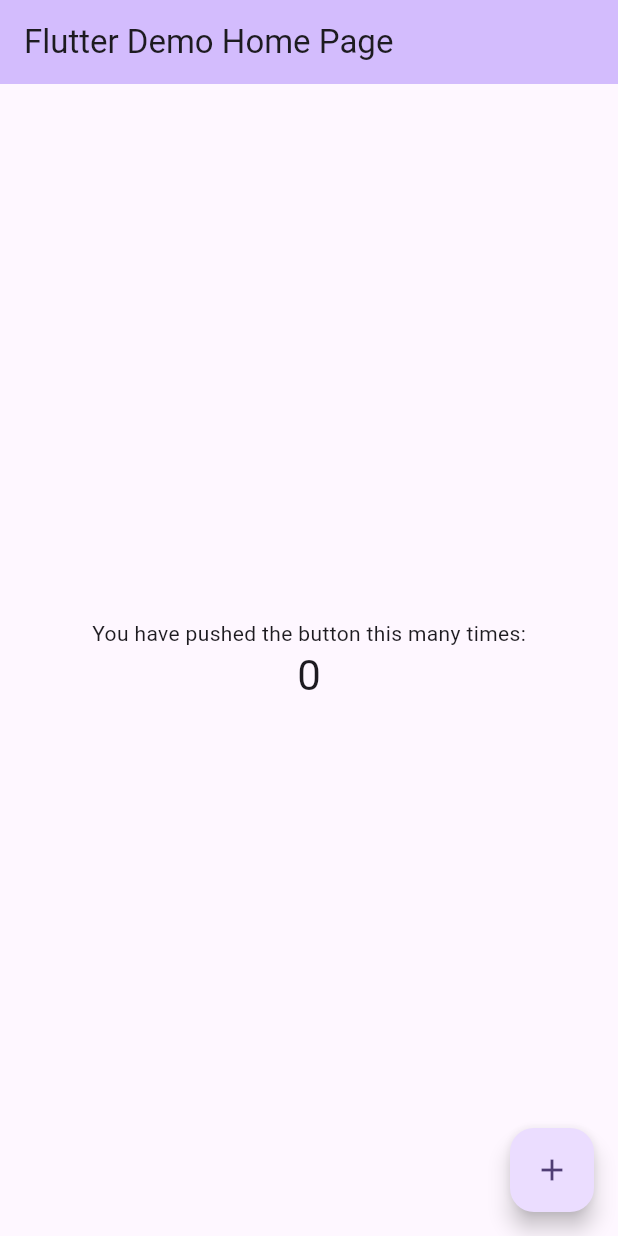
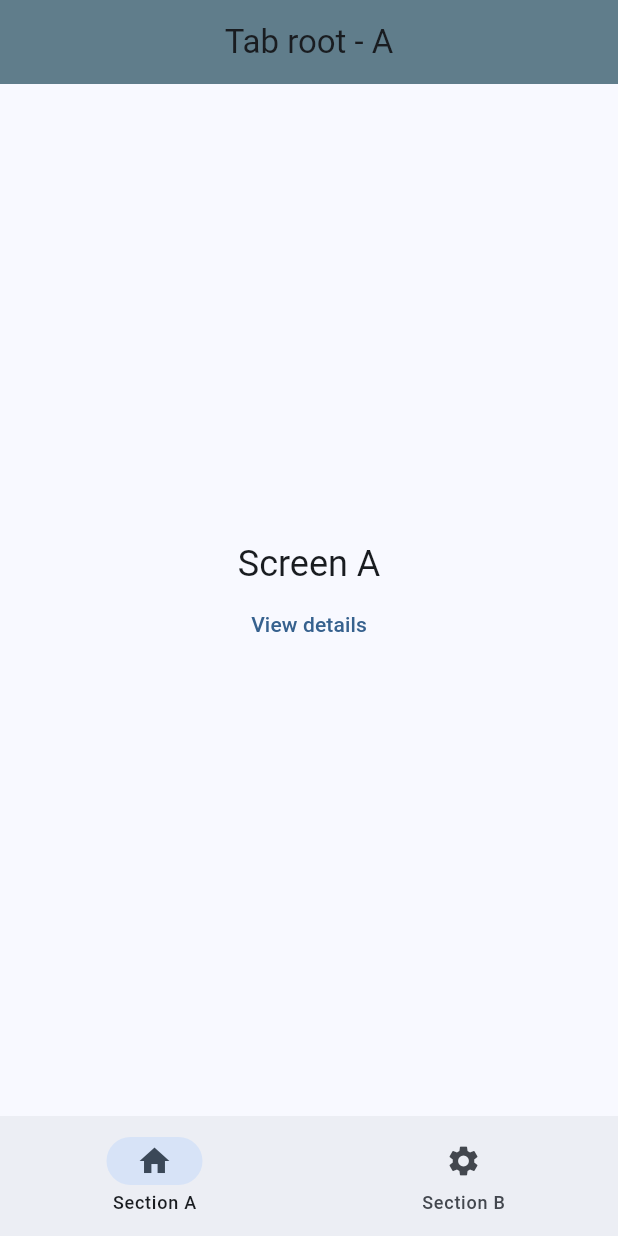
Before and after one commit to bryantwilliam/go_router_test, a Flutter app: the screen it shows after launch, on a phone screen of 412 x 824 dp. Run offline on Flutter 3.47's test engine with Material 2 defaults, Android fonts, the phone set to English and light mode, and no system bars; our stand-ins replace go_router.

Commit message:
tested branched navigation

```diff
--- a/lib/main.dart
+++ b/lib/main.dart
@@ -1,4 +1,5 @@
 import 'package:flutter/material.dart';
+import 'package:go_router_test/services/router.dart';
 
 void main() {
   runApp(const MyApp());
@@ -10,116 +11,13 @@ class MyApp extends StatelessWidget {
   // This widget is the root of your application.
   @override
   Widget build(BuildContext context) {
-    return MaterialApp(
+    return MaterialApp.router(
       title: 'Flutter Demo',
       theme: ThemeData(
-        // This is the theme of your application.
-        //
-        // TRY THIS: Try running your application with "flutter run". You'll see
-        // the application has a blue toolbar. Then, without quitting the app,
-        // try changing the seedColor in the colorScheme below to Colors.green
-        // and then invoke "hot reload" (save your changes or press the "hot
-        // reload" button in a Flutter-supported IDE, or press "r" if you used
-        // the command line to start the app).
-        //
-        // Notice that the counter didn't reset back to zero; the application
-        // state is not lost during the reload. To reset the state, use hot
-        // restart instead.
-        //
-        // This works for code too, not just values: Most code changes can be
-        // tested with just a hot reload.
-        colorScheme: ColorScheme.fromSeed(seedColor: Colors.deepPurple),
+        colorScheme: ColorScheme.fromSeed(seedColor: Colors.blue),
         useMaterial3: true,
       ),
-      home: const MyHomePage(title: 'Flutter Demo Home Page'),
+      routerConfig: goRouter,
     );
   }
 }
-
-class MyHomePage extends StatefulWidget {
-  const MyHomePage({super.key, required this.title});
-
-  // This widget is the home page of your application. It is stateful, meaning
-  // that it has a State object (defined below) that contains fields that affect
-  // how it looks.
-
-  // This class is the configuration for the state. It holds the values (in this
-  // case the title) provided by the parent (in this case the App widget) and
-  // used by the build method of the State. Fields in a Widget subclass are
-  // always marked "final".
-
-  final String title;
-
-  @override
-  State<MyHomePage> createState() => _MyHomePageState();
-}
-
-class _MyHomePageState extends State<MyHomePage> {
-  int _counter = 0;
-
-  void _incrementCounter() {
-    setState(() {
-      // This call to setState tells the Flutter framework that something has
-      // changed in this State, which causes it to rerun the build method below
-      // so that the display can reflect the updated values. If we changed
-      // _counter without calling setState(), then the build method would not be
-      // called again, and so nothing would appear to happen.
-      _counter++;
-    });
-  }
-
-  @override
-  Widget build(BuildContext context) {
-    // This method is rerun every time setState is called, for instance as done
-    // by the _incrementCounter method above.
-    //
-    // The Flutter framework has been optimized to make rerunning build methods
-    // fast, so that you can just rebuild anything that needs updating rather
-    // than having to individually change instances of widgets.
-    return Scaffold(
-      appBar: AppBar(
-        // TRY THIS: Try changing the color here to a specific color (to
-        // Colors.amber, perhaps?) and trigger a hot reload to see the AppBar
-        // change color while the other colors stay the same.
-        backgroundColor: Theme.of(context).colorScheme.inversePrimary,
-        // Here we take the value from the MyHomePage object that was created by
-        // the App.build method, and use it to set our appbar title.
-        title: Text(widget.title),
-      ),
-      body: Center(
-        // Center is a layout widget. It takes a single child and positions it
-        // in the middle of the parent.
-        child: Column(
-          // Column is also a layout widget. It takes a list of children and
-          // arranges them vertically. By default, it sizes itself to fit its
-          // children horizontally, and tries to be as tall as its parent.
-          //
-          // Column has various properties to control how it sizes itself and
-          // how it positions its children. Here we use mainAxisAlignment to
-          // center the children vertically; the main axis here is the vertical
-          // axis because Columns are vertical (the cross axis would be
-          // horizontal).
-          //
-          // TRY THIS: Invoke "debug painting" (choose the "Toggle Debug Paint"
-          // action in the IDE, or press "p" in the console), to see the
-          // wireframe for each widget.
-          mainAxisAlignment: MainAxisAlignment.center,
-          children: <Widget>[
-            const Text(
-              'You have pushed the button this many times:',
-            ),
-            Text(
-              '$_counter',
-              style: Theme.of(context).textTheme.headlineMedium,
-            ),
-          ],
-        ),
-      ),
-      floatingActionButton: FloatingActionButton(
-        onPressed: _incrementCounter,
-        tooltip: 'Increment',
-        child: const Icon(Icons.add),
-      ), // This trailing comma makes auto-formatting nicer for build methods.
-    );
-  }
-}
--- /dev/null
+++ b/lib/screens/details_screen.dart
@@ -0,0 +1,45 @@
+import 'package:flutter/material.dart';
+
+class DetailsScreen extends StatefulWidget {
+  final String label;
+
+  const DetailsScreen({super.key, required this.label});
+
+  @override
+  State<DetailsScreen> createState() => _DetailsScreenState();
+}
+
+class _DetailsScreenState extends State<DetailsScreen> {
+  int _counter = 0;
+
+  @override
+  Widget build(BuildContext context) {
+    return Scaffold(
+      appBar: AppBar(
+        title: Text("Tab root - ${widget.label}"),
+        centerTitle: true,
+        backgroundColor: Colors.blueGrey,
+      ),
+      body: SizedBox(
+        width: MediaQuery.of(context).size.width,
+        child: Column(
+          mainAxisAlignment: MainAxisAlignment.center,
+          children: [
+            Text(
+              "Details for ${widget.label} - Counter: $_counter",
+              style: Theme.of(context).textTheme.headlineSmall,
+            ),
+            TextButton(
+              onPressed: () {
+                setState(() {
+                  _counter++;
+                });
+              },
+              child: Text("Increment counter"),
+            )
+          ],
+        ),
+      ),
+    );
+  }
+}
--- /dev/null
+++ b/lib/screens/root_screen.dart
@@ -0,0 +1,41 @@
+import 'package:flutter/material.dart';
+import 'package:go_router/go_router.dart';
+
+class RootScreen extends StatelessWidget {
+  final String label;
+
+  final String detailsPath;
+
+  const RootScreen({
+    super.key,
+    required this.label,
+    required this.detailsPath,
+  });
+
+  @override
+  Widget build(BuildContext context) {
+    return Scaffold(
+      appBar: AppBar(
+        title: Text("Tab root - $label"),
+        centerTitle: true,
+        backgroundColor: Colors.blueGrey,
+      ),
+      body: SizedBox(
+        width: MediaQuery.of(context).size.width,
+        child: Column(
+          mainAxisAlignment: MainAxisAlignment.center,
+          children: [
+            Text(
+              "Screen $label",
+              style: Theme.of(context).textTheme.headlineSmall,
+            ),
+            TextButton(
+              onPressed: () => context.go(detailsPath),
+              child: Text("View details"),
+            )
+          ],
+        ),
+      ),
+    );
+  }
+}
--- /dev/null
+++ b/lib/services/router.dart
@@ -0,0 +1,71 @@
+// private navigators
+import 'package:flutter/material.dart';
+import 'package:go_router/go_router.dart';
+import 'package:go_router_test/screens/details_screen.dart';
+import 'package:go_router_test/screens/root_screen.dart';
+import 'package:go_router_test/widgets/scaffold_nested_nav.dart';
+
+final _rootNavigatorKey = GlobalKey<NavigatorState>();
+final _shellNavigatorAKey = GlobalKey<NavigatorState>(debugLabel: 'shellA');
+final _shellNavigatorBKey = GlobalKey<NavigatorState>(debugLabel: 'shellB');
+
+// the one and only GoRouter instance
+final goRouter = GoRouter(
+  initialLocation: '/a',
+  navigatorKey: _rootNavigatorKey,
+  routes: [
+    // Stateful nested navigation based on:
+    // https://github.com/flutter/packages/blob/main/packages/go_router/example/lib/stateful_shell_route.dart
+    StatefulShellRoute.indexedStack(
+      builder: (context, state, navigationShell) {
+        // the UI shell
+        return ScaffoldWithNestedNavigation(navigationShell: navigationShell);
+      },
+      branches: [
+        // first branch (A)
+        StatefulShellBranch(
+          navigatorKey: _shellNavigatorAKey,
+          routes: [
+            // top route inside branch
+            GoRoute(
+              path: '/a',
+              pageBuilder: (context, state) => const NoTransitionPage(
+                child: RootScreen(label: 'A', detailsPath: '/a/details'),
+              ),
+              routes: [
+                // child route
+                GoRoute(
+                  path: 'details',
+                  builder: (context, state) => const DetailsScreen(label: 'A'),
+                ),
+              ],
+            ),
+          ],
+        ),
+        // second branch (B)
+        StatefulShellBranch(
+          navigatorKey: _shellNavigatorBKey,
+          routes: [
+            // top route inside branch
+            GoRoute(
+              path: '/b',
+              pageBuilder: (context, state) => const NoTransitionPage(
+                child: RootScreen(
+                  label: 'B',
+                  detailsPath: '/b/details',
+                ),
+              ),
+              routes: [
+                // child route
+                GoRoute(
+                  path: 'details',
+                  builder: (context, state) => const DetailsScreen(label: 'B'),
+                ),
+              ],
+            ),
+          ],
+        ),
+      ],
+    ),
+  ],
+);
--- /dev/null
+++ b/lib/widgets/scaffold_nested_nav.dart
@@ -0,0 +1,38 @@
+import 'package:flutter/material.dart';
+import 'package:go_router/go_router.dart';
+
+// Stateful nested navigation based on:
+// https://github.com/flutter/packages/blob/main/packages/go_router/example/lib/stateful_shell_route.dart
+class ScaffoldWithNestedNavigation extends StatelessWidget {
+  const ScaffoldWithNestedNavigation({
+    Key? key,
+    required this.navigationShell,
+  }) : super(key: key ?? const ValueKey('ScaffoldWithNestedNavigation'));
+  final StatefulNavigationShell navigationShell;
+
+  void _goBranch(int index) {
+    navigationShell.goBranch(
+      index,
+      // A common pattern when using bottom navigation bars is to support
+      // navigating to the initial location when tapping the item that is
+      // already active. This example demonstrates how to support this behavior,
+      // using the initialLocation parameter of goBranch.
+      initialLocation: index == navigationShell.currentIndex,
+    );
+  }
+
+  @override
+  Widget build(BuildContext context) {
+    return Scaffold(
+      body: navigationShell,
+      bottomNavigationBar: NavigationBar(
+        selectedIndex: navigationShell.currentIndex,
+        destinations: const [
+          NavigationDestination(label: 'Section A', icon: Icon(Icons.home)),
+          NavigationDestination(label: 'Section B', icon: Icon(Icons.settings)),
+        ],
+        onDestinationSelected: _goBranch,
+      ),
+    );
+  }
+}
--- a/pubspec.yaml
+++ b/pubspec.yaml
@@ -35,6 +35,7 @@ dependencies:
   # The following adds the Cupertino Icons font to your application.
   # Use with the CupertinoIcons class for iOS style icons.
   cupertino_icons: ^1.0.2
+  go_router: ^11.1.4
 
 dev_dependencies:
   flutter_test:
```
Also changed, not shown: pubspec.lock.
